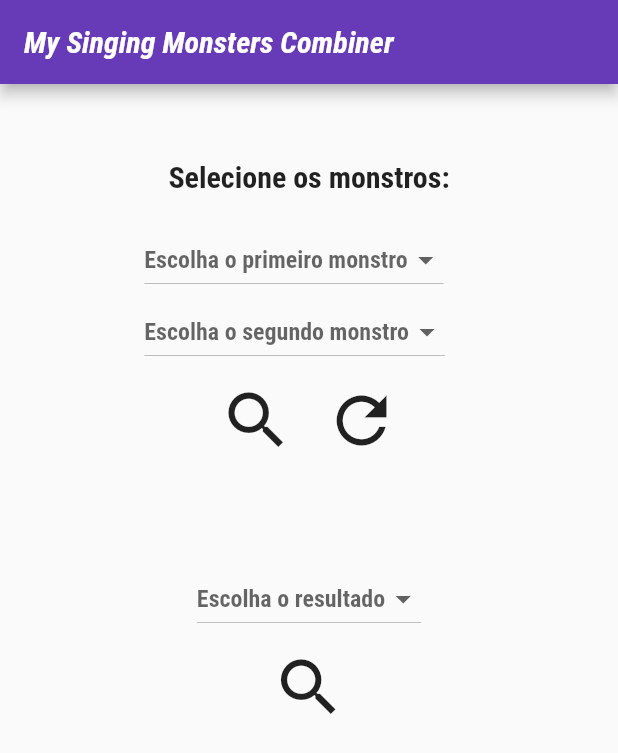
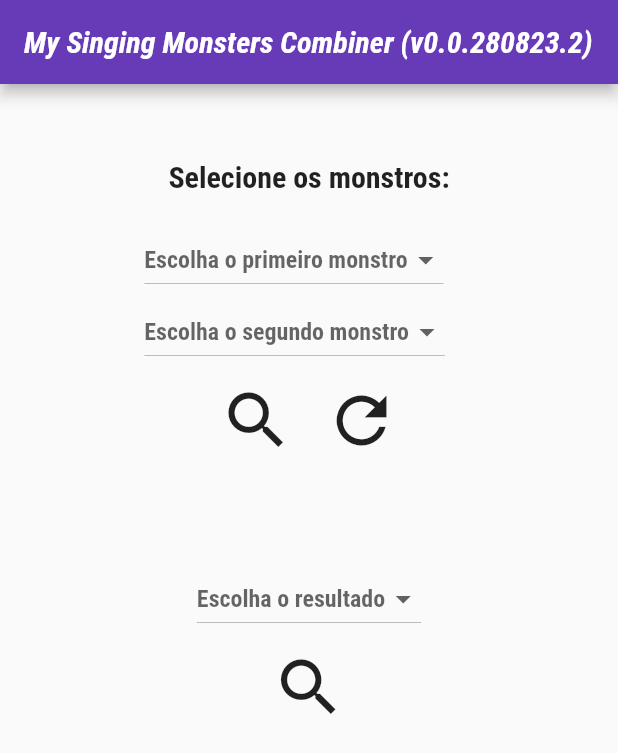
Before and after one commit to LuigiTrevisan/MySingingMonstersBreeder, a Flutter app: the screen it shows after launch, on a phone screen of 412 x 824 dp. Shown: the top 753 px of the screen. Run offline on Flutter 3.47's test engine with Material 2 defaults, Android fonts, the phone set to English and light mode, and no system bars; our stand-ins replace google_fonts.

Commit message:
appbar title update

```diff
--- a/lib/main.dart
+++ b/lib/main.dart
@@ -19,7 +19,8 @@
         primarySwatch: Colors.deepPurple,
         fontFamily: GoogleFonts.robotoCondensed().fontFamily,
       ),
-      home: const MyHomePage(title: 'My Singing Monsters Combiner'),
+      home: const MyHomePage(
+          title: 'My Singing Monsters Combiner (v0.0.280823.2)'),
     );
   }
 }
```
